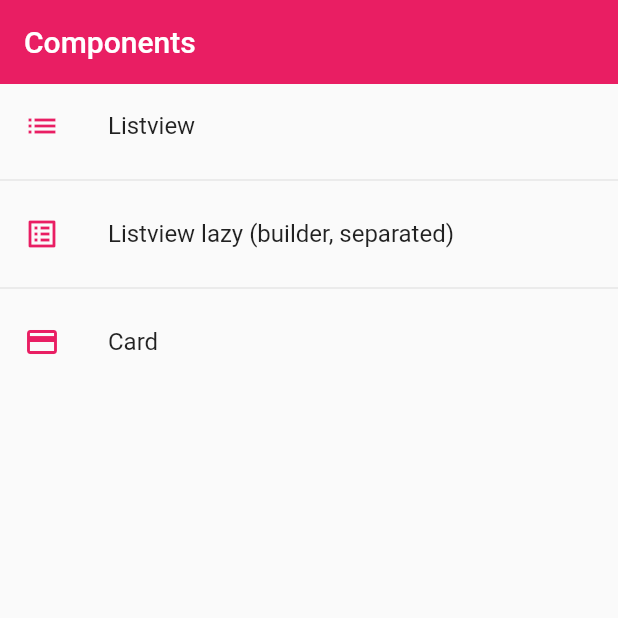
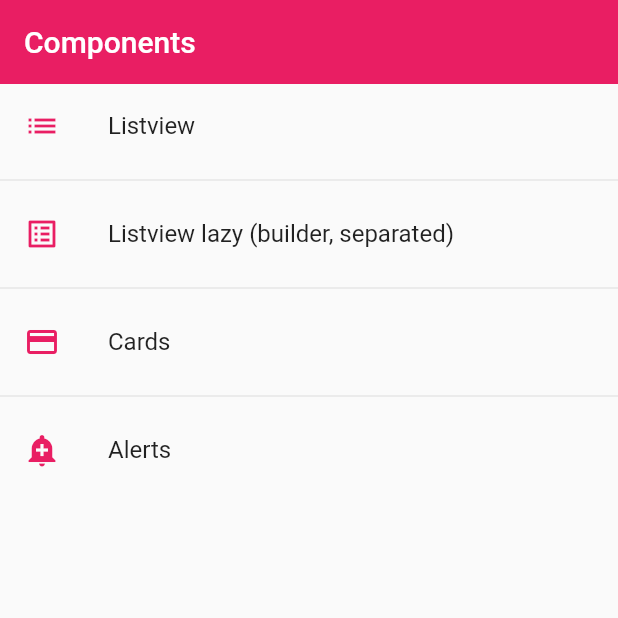
Before and after one commit to marcelofb/flutter-archetype-2022, a Flutter app: the screen it shows after launch, on a phone screen of 412 x 824 dp, the top half of it. Run offline on Flutter 3.47's test engine with Material 2 defaults, Android fonts, the phone set to English and light mode, and no system bars.

Commit message:
Added alert component

```diff
--- a/lib/router/app_routes.dart
+++ b/lib/router/app_routes.dart
@@ -19,9 +19,14 @@ class AppRoutes {
         icon: Icons.list_alt),
     MenuOption(
         route: 'card',
-        name: 'Card',
+        name: 'Cards',
         screen: const CardScreen(),
         icon: Icons.credit_card),
+    MenuOption(
+        route: 'alert',
+        name: 'Alerts',
+        screen: const AlertScreen(),
+        icon: Icons.add_alert),
   ];
 
   static Map<String, Widget Function(BuildContext)> getAppRoutes() {
--- a/lib/screens/screens.dart
+++ b/lib/screens/screens.dart
@@ -2,3 +2,4 @@ export 'package:archetype_2022/screens/listview1_screen.dart';
 export 'package:archetype_2022/screens/listview2_screen.dart';
 export 'package:archetype_2022/screens/home_screen.dart';
 export 'package:archetype_2022/screens/card_screen.dart';
+export 'package:archetype_2022/screens/alert_screen.dart';
--- a/lib/theme/app_theme.dart
+++ b/lib/theme/app_theme.dart
@@ -8,6 +8,12 @@ class AppTheme {
     appBarTheme: const AppBarTheme(color: primary, elevation: 0),
     textButtonTheme:
         TextButtonThemeData(style: TextButton.styleFrom(primary: primary)),
+    floatingActionButtonTheme: const FloatingActionButtonThemeData(
+        backgroundColor: primary, elevation: 5),
+    elevatedButtonTheme: ElevatedButtonThemeData(
+      style: ElevatedButton.styleFrom(
+          primary: primary, shape: const StadiumBorder(), elevation: 0),
+    ),
   );
 
   static final ThemeData darkTheme = ThemeData.dark().copyWith(
```
Also changed, not shown: lib/screens/alert_screen.dart (added, +84 -0 lines).
